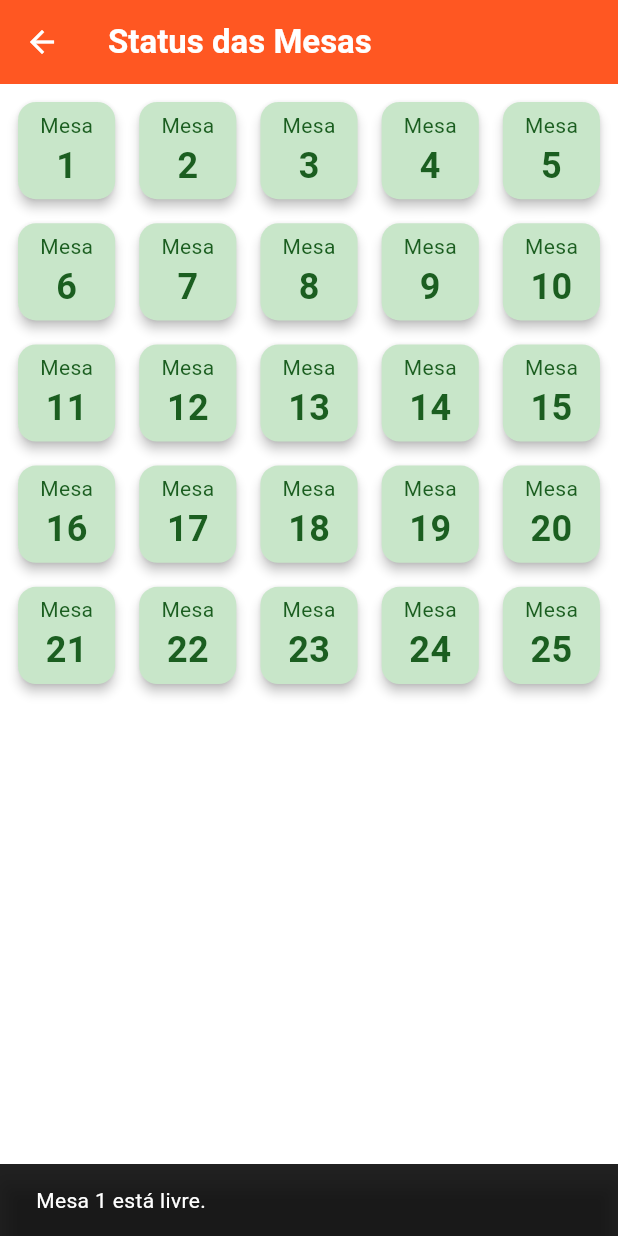
After one commit to J4rdel/Projeto-APP-LANCHERIA, a Flutter app: the StatusMesasPage screen opened directly, after a tap on "Mesa", on a phone screen of 412 x 824 dp. The commit adds this screen. Run offline on Flutter 3.47's test engine with Material 3 defaults, Android fonts, the phone set to English and light mode, and no system bars; our stand-ins replace cloud_firestore, firebase_core, shared_preferences; accounts and stored records are empty; Roboto replaces fonts that are missing (RobotoSlab).

Commit message:
adicionado pagina de login com status das mesas falta corrigir a de status

```diff
--- a/lib/logIn_page.dart
+++ b/lib/logIn_page.dart
@@ -3,6 +3,8 @@ import 'package:lancheria/auth_manager.dart';
 import 'package:lancheria/home_page.dart'; // Adicione esta linha (ajuste o caminho se necessário)
 import 'package:lancheria/user_role.dart'; // Adicionar este import
 import 'package:lancheria/gerenciamento_pedidos_page.dart'; // Importar a tela de gerenciamento de pedidos
+import 'package:lancheria/status_mesas_page.dart'; // Importar a nova tela de status das mesas
+// import 'package:lancheria/gerenciamento_cardapio_page.dart'; // Descomente quando criar esta página
 import 'package:provider/provider.dart';
 
 enum _PageMode {
@@ -271,6 +273,32 @@ class _LoginPageState extends State<LoginPage> {
                       },
                     ),
                     _buildManagerOptionButton(
+                      icon: Icons
+                          .table_restaurant_outlined, // Ícone para status das mesas
+                      label: 'STATUS DAS MESAS',
+                      onPressed: () {
+                        Navigator.of(context).push(
+                          MaterialPageRoute(
+                            builder: (context) => const StatusMesasPage(
+                              totalMesas: 25,
+                            ), // Defina o total de mesas
+                          ),
+                        );
+                      },
+                    ),
+                    // _buildManagerOptionButton(
+                    //   icon: Icons.edit_document, // Ícone para gerenciar cardápio
+                    //   label: 'GERENCIAR CARDÁPIO',
+                    //   onPressed: () {
+                    //     // Navigator.of(context).push(
+                    //     //   MaterialPageRoute(
+                    //     //     builder: (context) => const GerenciamentoCardapioPage(), // Crie esta página
+                    //     //   ),
+                    //     // );
+                    //     ScaffoldMessenger.of(context).showSnackBar(const SnackBar(content: Text('Gerenciar Cardápio - A implementar')));
+                    //   },
+                    // ),
+                    _buildManagerOptionButton(
                       icon: Icons.storefront, // Ícone para menu do app
                       label: 'IR PARA MENU DO APP',
                       onPressed: () {
--- /dev/null
+++ b/lib/status_mesas_page.dart
@@ -0,0 +1,212 @@
+import 'package:flutter/material.dart';
+import 'package:cloud_firestore/cloud_firestore.dart';
+//import 'package:intl/intl.dart'; // Para formatação de data/hora se necessário
+
+// Modelo simplificado do que esperamos de um pedido para esta tela
+class PedidoMesaInfo {
+  final String mesaId;
+  final Timestamp timestampCriacao; // Quando o pedido foi criado/aberto
+
+  PedidoMesaInfo({required this.mesaId, required this.timestampCriacao});
+
+  factory PedidoMesaInfo.fromSnapshot(DocumentSnapshot doc) {
+    final data = doc.data() as Map<String, dynamic>;
+    return PedidoMesaInfo(
+      mesaId:
+          data['mesaId'] ??
+          'Desconhecida', // Garanta que 'mesaId' exista no seu doc de pedido
+      timestampCriacao:
+          data['timestamp'] ??
+          Timestamp.now(), // Garanta que 'timestamp' exista
+    );
+  }
+}
+
+class StatusMesasPage extends StatefulWidget {
+  final int totalMesas; // Ex: 25
+
+  const StatusMesasPage({super.key, this.totalMesas = 25});
+
+  @override
+  State<StatusMesasPage> createState() => _StatusMesasPageState();
+}
+
+class _StatusMesasPageState extends State<StatusMesasPage> {
+  Stream<Map<String, PedidoMesaInfo?>> _getMesasStatusStream() {
+    // Assumindo que seus pedidos têm um campo 'status'
+    // e você quer considerar mesas com pedidos 'aberto', 'em_preparacao', etc.
+    // Ajuste o filtro de 'status' conforme sua lógica de negócio.
+    // Se um pedido finalizado/pago tem um status diferente, filtre-o para não aparecer aqui.
+    return FirebaseFirestore.instance
+        .collection('pedidos')
+        .where(
+          'status',
+          whereIn: ['aberto', 'em_preparacao', 'servido'],
+        ) // Exemplo de status ativos
+        .orderBy(
+          'timestamp',
+          descending: false,
+        ) // Pedidos mais antigos primeiro
+        .snapshots()
+        .map((snapshot) {
+          final Map<String, PedidoMesaInfo> pedidosAtivosPorMesa = {};
+
+          for (var doc in snapshot.docs) {
+            final pedido = PedidoMesaInfo.fromSnapshot(doc);
+            // Se já temos um pedido para esta mesa, mantemos o mais antigo (primeiro a ocupar)
+            if (!pedidosAtivosPorMesa.containsKey(pedido.mesaId)) {
+              pedidosAtivosPorMesa[pedido.mesaId] = pedido;
+            }
+          }
+
+          // Mapeia para todas as mesas, indicando null se estiver livre
+          final Map<String, PedidoMesaInfo?> statusFinal = {};
+          for (int i = 1; i <= widget.totalMesas; i++) {
+            String mesaId = i.toString();
+            statusFinal[mesaId] = pedidosAtivosPorMesa[mesaId];
+          }
+          return statusFinal;
+        });
+  }
+
+  String _formatTempoOcupacao(Timestamp inicioOcupacao) {
+    final agora = DateTime.now();
+    final inicio = inicioOcupacao.toDate();
+    final diferenca = agora.difference(inicio);
+
+    if (diferenca.inHours > 0) {
+      return '${diferenca.inHours}h ${diferenca.inMinutes.remainder(60)}min';
+    } else if (diferenca.inMinutes > 0) {
+      return '${diferenca.inMinutes}min';
+    } else {
+      return '< 1min';
+    }
+  }
+
+  @override
+  Widget build(BuildContext context) {
+    return Scaffold(
+      appBar: AppBar(title: const Text('Status das Mesas')),
+      body: StreamBuilder<Map<String, PedidoMesaInfo?>>(
+        stream: _getMesasStatusStream(),
+        builder: (context, snapshot) {
+          if (snapshot.connectionState == ConnectionState.waiting) {
+            return const Center(child: CircularProgressIndicator());
+          }
+          if (snapshot.hasError) {
+            return Center(
+              child: Text('Erro ao carregar status: ${snapshot.error}'),
+            );
+          }
+          if (!snapshot.hasData || snapshot.data!.isEmpty) {
+            // Isso pode acontecer se a lógica de mapeamento inicial não cobrir todas as mesas
+            // ou se não houver pedidos ativos.
+            // Vamos renderizar todas as mesas como livres neste caso.
+            final Map<String, PedidoMesaInfo?> mesasVazias = {};
+            for (int i = 1; i <= widget.totalMesas; i++) {
+              mesasVazias[i.toString()] = null;
+            }
+            return _buildMesasGrid(mesasVazias);
+          }
+
+          final mesasStatus = snapshot.data!;
+          return _buildMesasGrid(mesasStatus);
+        },
+      ),
+    );
+  }
+
+  Widget _buildMesasGrid(Map<String, PedidoMesaInfo?> mesasStatus) {
+    // Garante que temos todas as mesas de 1 a totalMesas
+    List<String> todasAsChavesDeMesa = List.generate(
+      widget.totalMesas,
+      (index) => (index + 1).toString(),
+    );
+
+    // Ordena as chaves numericamente para exibição correta
+    // (se as chaves em mesasStatus não estiverem ordenadas ou completas)
+    List<MapEntry<String, PedidoMesaInfo?>> sortedEntries = [];
+    for (var key in todasAsChavesDeMesa) {
+      sortedEntries.add(MapEntry(key, mesasStatus[key]));
+    }
+
+    return Padding(
+      padding: const EdgeInsets.all(8.0),
+      child: GridView.builder(
+        gridDelegate: const SliverGridDelegateWithFixedCrossAxisCount(
+          crossAxisCount: 5, // 5 colunas para 25 mesas (5x5)
+          crossAxisSpacing: 8.0,
+          mainAxisSpacing: 8.0,
+          childAspectRatio: 1.0, // Para fazer os itens quadrados
+        ),
+        itemCount: sortedEntries.length,
+        itemBuilder: (context, index) {
+          final entry = sortedEntries[index];
+          final mesaId = entry.key;
+          final pedidoInfo = entry.value;
+          final isOcupada = pedidoInfo != null;
+
+          return Card(
+            color: isOcupada ? Colors.red.shade100 : Colors.green.shade100,
+            elevation: 3,
+            child: InkWell(
+              onTap: () {
+                if (isOcupada) {
+                  // Poderia navegar para os detalhes do pedido da mesa,
+                  // ou mostrar um diálogo com mais informações.
+                  ScaffoldMessenger.of(context).showSnackBar(
+                    SnackBar(
+                      content: Text(
+                        'Mesa $mesaId ocupada desde ).format(pedidoInfo.timestampCriacao.toDate())}',
+                      ),
+                    ),
+                  );
+                } else {
+                  ScaffoldMessenger.of(context).showSnackBar(
+                    SnackBar(content: Text('Mesa $mesaId está livre.')),
+                  );
+                }
+              },
+              child: Column(
+                mainAxisAlignment: MainAxisAlignment.center,
+                children: [
+                  Text(
+                    'Mesa',
+                    style: TextStyle(
+                      fontSize: 14,
+                      color: isOcupada
+                          ? Colors.red.shade900
+                          : Colors.green.shade900,
+                    ),
+                  ),
+                  Text(
+                    mesaId,
+                    style: TextStyle(
+                      fontSize: 24,
+                      fontWeight: FontWeight.bold,
+                      color: isOcupada
+                          ? Colors.red.shade900
+                          : Colors.green.shade900,
+                    ),
+                  ),
+                  if (isOcupada)
+                    Padding(
+                      padding: const EdgeInsets.only(top: 4.0),
+                      child: Text(
+                        _formatTempoOcupacao(pedidoInfo.timestampCriacao),
+                        style: TextStyle(
+                          fontSize: 11,
+                          color: Colors.red.shade700,
+                        ),
+                        textAlign: TextAlign.center,
+                      ),
+                    ),
+                ],
+              ),
+            ),
+          );
+        },
+      ),
+    );
+  }
+}
```
